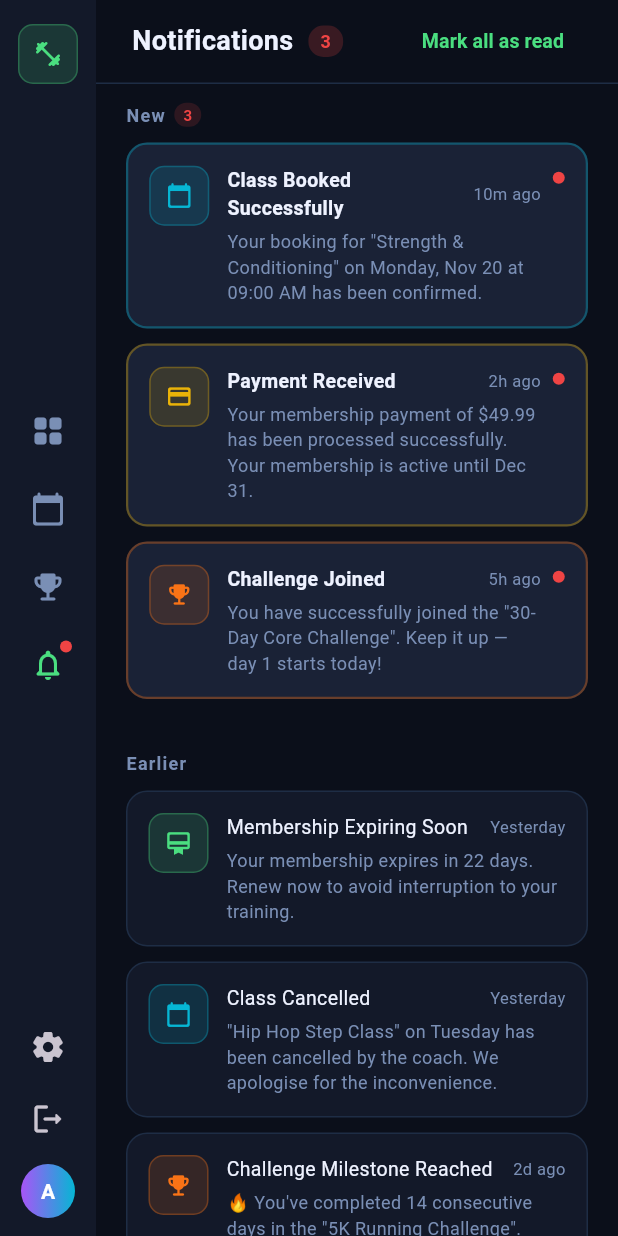
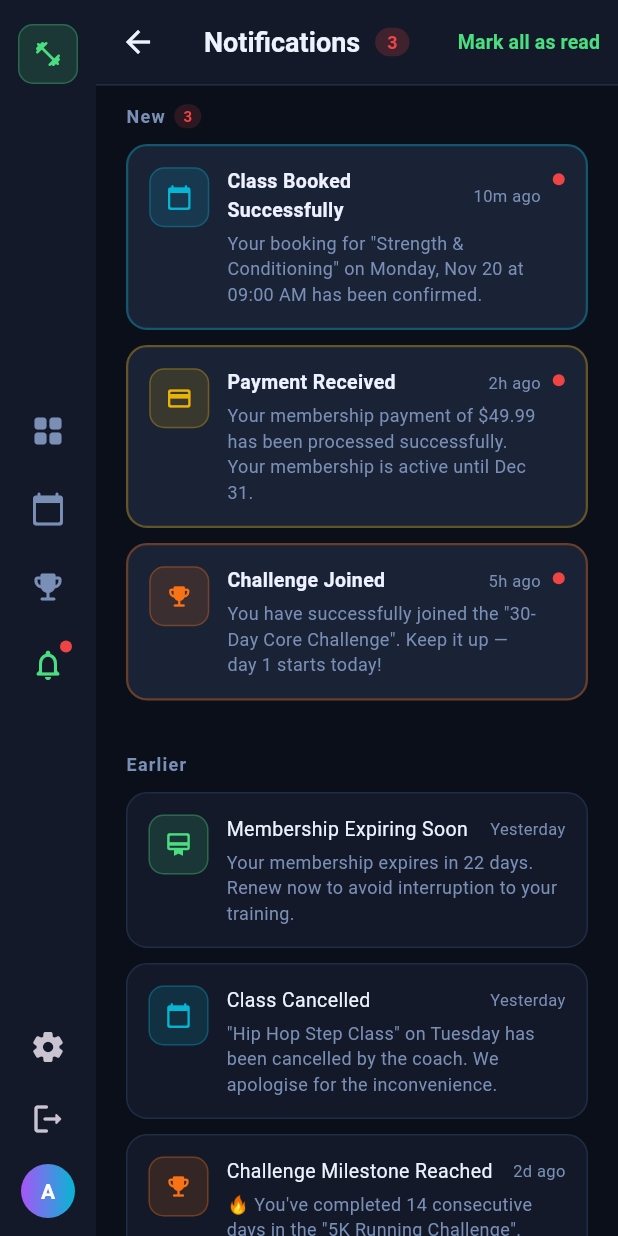
Before and after one commit to Raghad-Tayeh/evolve_gym, a Flutter app: the screen it shows after launch, after a tap on "Login", after a tap on the "notifications none" icon, on a phone screen of 412 x 824 dp. Run offline on Flutter 3.47's test engine with Material 3 defaults, Android fonts, the phone set to English and light mode, and no system bars.

Commit message:
Added sign up page, and sign up link button in login page, fixed notifications background in color in members

```diff
--- a/lib/screens/member/notifications_screen.dart
+++ b/lib/screens/member/notifications_screen.dart
@@ -17,7 +17,6 @@ class _NotificationsScreenState extends State<NotificationsScreen> {
   @override
   void initState() {
     super.initState();
-    // Work on a local copy so changes are reactive
     _notifications = List.from(dummyNotifications);
   }
 
@@ -86,45 +85,16 @@ class _NotificationsScreenState extends State<NotificationsScreen> {
     final unread = _notifications.where((n) => !n.isRead).toList();
     final read = _notifications.where((n) => n.isRead).toList();
 
-    return Column(
-      children: [
-        _buildTopBar(),
-        Expanded(
-          child: _notifications.isEmpty
-              ? _buildEmptyState()
-              : ListView(
-                  padding: const EdgeInsets.fromLTRB(20, 12, 20, 24),
-                  children: [
-                    // ── Unread section ──────────────────────────────────
-                    if (unread.isNotEmpty) ...[
-                      _sectionLabel('New', unread.length),
-                      const SizedBox(height: 10),
-                      ...unread.map((n) => _buildNotificationTile(n)),
-                      const SizedBox(height: 24),
-                    ],
-
-                    // ── Read section ────────────────────────────────────
-                    if (read.isNotEmpty) ...[
-                      _sectionLabel('Earlier', null),
-                      const SizedBox(height: 10),
-                      ...read.map((n) => _buildNotificationTile(n)),
-                    ],
-                  ],
+    return Scaffold(
+      backgroundColor: AppColors.bg,
+      appBar: AppBar(
+        backgroundColor: AppColors.surface,
+        elevation: 0,
+        leading: IconButton(
+          icon: const Icon(Icons.arrow_back, color: AppColors.textPrimary),
+          onPressed: () => Navigator.pop(context),
         ),
-        ),
-      ],
-    );
-  }
-
-  // ── Top bar (mirrors member_dashboard_screen style) ───────────────────────
-  Widget _buildTopBar() {
-    return Container(
-      height: 56,
-      padding: const EdgeInsets.symmetric(horizontal: 24),
-      decoration: const BoxDecoration(
-        border: Border(bottom: BorderSide(color: AppColors.border)),
-      ),
-      child: Row(
+        title: Row(
           children: [
             const Text(
               'Notifications',
@@ -137,7 +107,8 @@ class _NotificationsScreenState extends State<NotificationsScreen> {
             if (_unreadCount > 0) ...[
               const SizedBox(width: 10),
               Container(
-              padding: const EdgeInsets.symmetric(horizontal: 8, vertical: 2),
+                padding:
+                    const EdgeInsets.symmetric(horizontal: 8, vertical: 2),
                 decoration: BoxDecoration(
                   color: AppColors.armsRed.withOpacity(0.2),
                   borderRadius: BorderRadius.circular(10),
@@ -152,7 +123,9 @@ class _NotificationsScreenState extends State<NotificationsScreen> {
                 ),
               ),
             ],
-          const Spacer(),
+          ],
+        ),
+        actions: [
           if (_unreadCount > 0)
             TextButton(
               onPressed: _markAllAsRead,
@@ -165,6 +138,28 @@ class _NotificationsScreenState extends State<NotificationsScreen> {
                 ),
               ),
             ),
+        ],
+        bottom: PreferredSize(
+          preferredSize: const Size.fromHeight(1),
+          child: Container(height: 1, color: AppColors.border),
+        ),
+      ),
+      body: _notifications.isEmpty
+          ? _buildEmptyState()
+          : ListView(
+              padding: const EdgeInsets.fromLTRB(20, 12, 20, 24),
+              children: [
+                if (unread.isNotEmpty) ...[
+                  _sectionLabel('New', unread.length),
+                  const SizedBox(height: 10),
+                  ...unread.map((n) => _buildNotificationTile(n)),
+                  const SizedBox(height: 24),
+                ],
+                if (read.isNotEmpty) ...[
+                  _sectionLabel('Earlier', null),
+                  const SizedBox(height: 10),
+                  ...read.map((n) => _buildNotificationTile(n)),
+                ],
               ],
             ),
     );
@@ -204,7 +199,6 @@ class _NotificationsScreenState extends State<NotificationsScreen> {
     );
   }
 
-  // ── Notification tile (swipe to delete) ───────────────────────────────────
   Widget _buildNotificationTile(AppNotification notification) {
     final color = _colorFor(notification.type);
     final icon = _iconFor(notification.type);
@@ -245,7 +239,6 @@ class _NotificationsScreenState extends State<NotificationsScreen> {
           child: Row(
             crossAxisAlignment: CrossAxisAlignment.start,
             children: [
-              // Icon badge
               Container(
                 width: 40,
                 height: 40,
@@ -257,8 +250,6 @@ class _NotificationsScreenState extends State<NotificationsScreen> {
                 child: Icon(icon, color: color, size: 18),
               ),
               const SizedBox(width: 12),
-
-              // Content
               Expanded(
                 child: Column(
                   crossAxisAlignment: CrossAxisAlignment.start,
@@ -299,8 +290,6 @@ class _NotificationsScreenState extends State<NotificationsScreen> {
                   ],
                 ),
               ),
-
-              // Unread dot
               if (!notification.isRead) ...[
                 const SizedBox(width: 8),
                 Container(
@@ -350,7 +339,7 @@ class _NotificationsScreenState extends State<NotificationsScreen> {
           ),
           const SizedBox(height: 6),
           const Text(
-            'You\'re all caught up!',
+            "You're all caught up!",
             style: TextStyle(color: AppColors.textSecondary, fontSize: 13),
           ),
         ],
```
Lines whose indentation alone changed are shown as unchanged.
